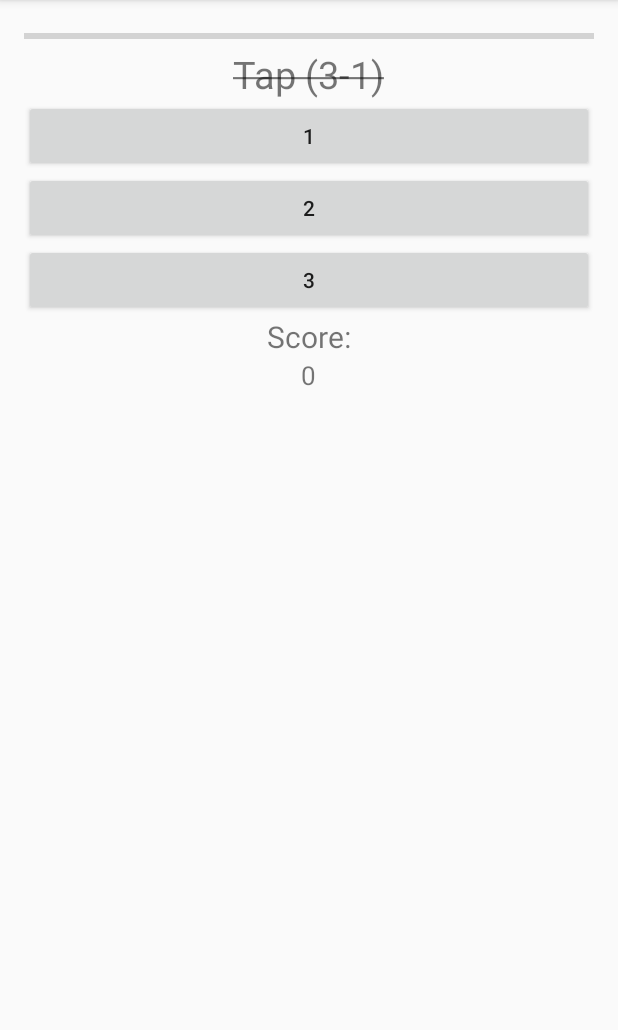
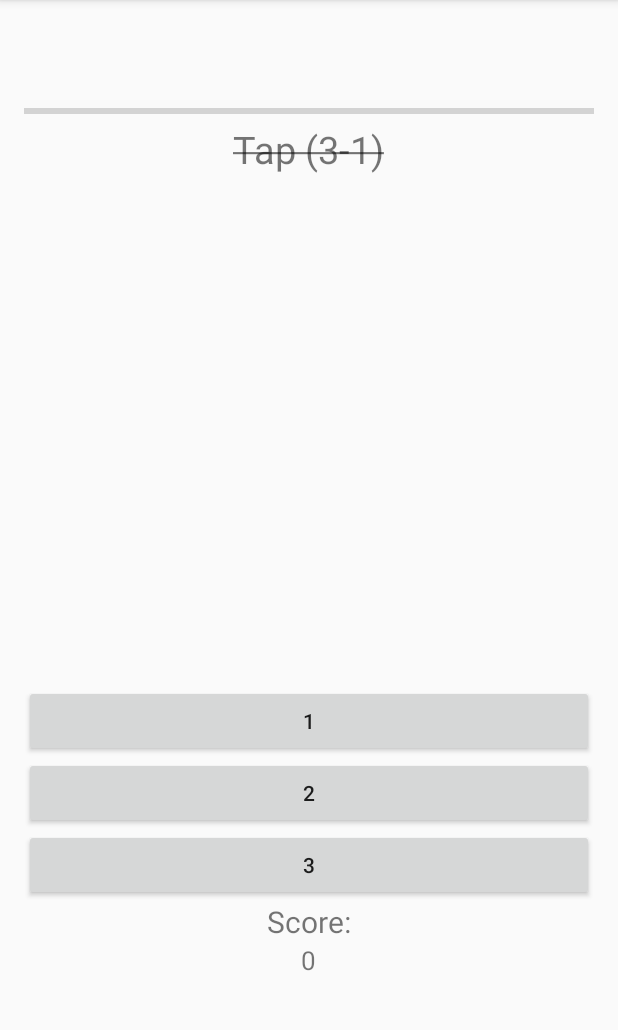
Before and after one commit to ankan1097/Tap-me, an Android app: the GameActivity screen opened directly, with no data from a screen before it, on a phone screen of 412 x 824 dp, the part 84-1114 px from its top. Run offline under Robolectric (Android 15) with nearby library versions, the light colour scheme and no system bars.

Commit message:
all errors and basic animations handled

```diff
--- /dev/null
+++ b/app/src/main/res/anim/fade_in.xml
@@ -0,0 +1,5 @@
+<?xml version="1.0" encoding="utf-8"?>
+<alpha xmlns:android="http://schemas.android.com/apk/res/android"
+    android:interpolator="@android:anim/accelerate_interpolator"
+    android:fromAlpha="0.0" android:toAlpha="1.0"
+    android:duration="3000" />
--- /dev/null
+++ b/app/src/main/res/anim/fade_out.xml
@@ -0,0 +1,6 @@
+<?xml version="1.0" encoding="utf-8"?>
+<alpha xmlns:android="http://schemas.android.com/apk/res/android"
+    android:interpolator="@android:anim/accelerate_interpolator"
+    android:fromAlpha="1.0" android:toAlpha="0.0"
+    android:fillAfter="true"
+    android:duration="2500" />
--- a/app/src/main/res/layout/activity_game.xml
+++ b/app/src/main/res/layout/activity_game.xml
@@ -14,6 +14,7 @@
         android:id="@+id/progressbar"
         android:layout_width="match_parent"
         android:layout_height="wrap_content"
+        android:layout_marginTop="50dp"
         android:max="100"
         android:progress="100"
         style="?android:attr/progressBarStyleHorizontal" />
@@ -25,34 +26,41 @@
         android:layout_centerVertical="true"
         android:layout_centerHorizontal="true"
         android:textSize="25dp"/>
+
+
+    <TextView
+        android:layout_width="wrap_content"
+        android:layout_height="wrap_content"
+        android:layout_marginBottom="100dp"
+        android:layout_alignParentBottom="true"
+        android:layout_centerHorizontal="true"
+        android:textSize="17dp"
+        android:id="@+id/score"/>
+    <TextView
+        android:layout_width="wrap_content"
+        android:layout_height="wrap_content"
+        android:text="Score:"
+        android:textSize="20dp"
+        android:layout_above="@+id/score"
+        android:layout_centerHorizontal="true"
+        android:id="@+id/scr"/>
     <Button
         android:layout_width="match_parent"
         android:layout_height="wrap_content"
-        android:layout_below="@id/questiontext"
-        android:id="@+id/button1"/>
+        android:layout_above="@id/scr"
+        android:id="@+id/button3"/>
     <Button
         android:layout_width="match_parent"
         android:layout_height="wrap_content"
-        android:layout_below="@id/button1"
+        android:layout_above="@id/button3"
         android:id="@+id/button2"/>
     <Button
         android:layout_width="match_parent"
         android:layout_height="wrap_content"
-        android:layout_below="@id/button2"
-        android:id="@+id/button3"/>
-    <TextView
-        android:layout_width="wrap_content"
-        android:layout_height="wrap_content"
-        android:layout_below="@id/button3"
-        android:text="Score:"
-        android:textSize="20dp"
-        android:layout_centerInParent="true"
-        android:id="@+id/scr"/>
-    <TextView
-        android:layout_width="wrap_content"
-        android:layout_height="wrap_content"
-        android:layout_below="@id/scr"
-        android:layout_centerInParent="true"
-        android:textSize="17dp"
-        android:id="@+id/score"/>
+        android:layout_above="@id/button2"
+        android:id="@+id/button1"/>
+
+
+
+
 </RelativeLayout>
```
Also changed, not shown: app/src/main/java/com/example/ankan/thinkb4utap/GameActivity.java (+35 -4 lines).
